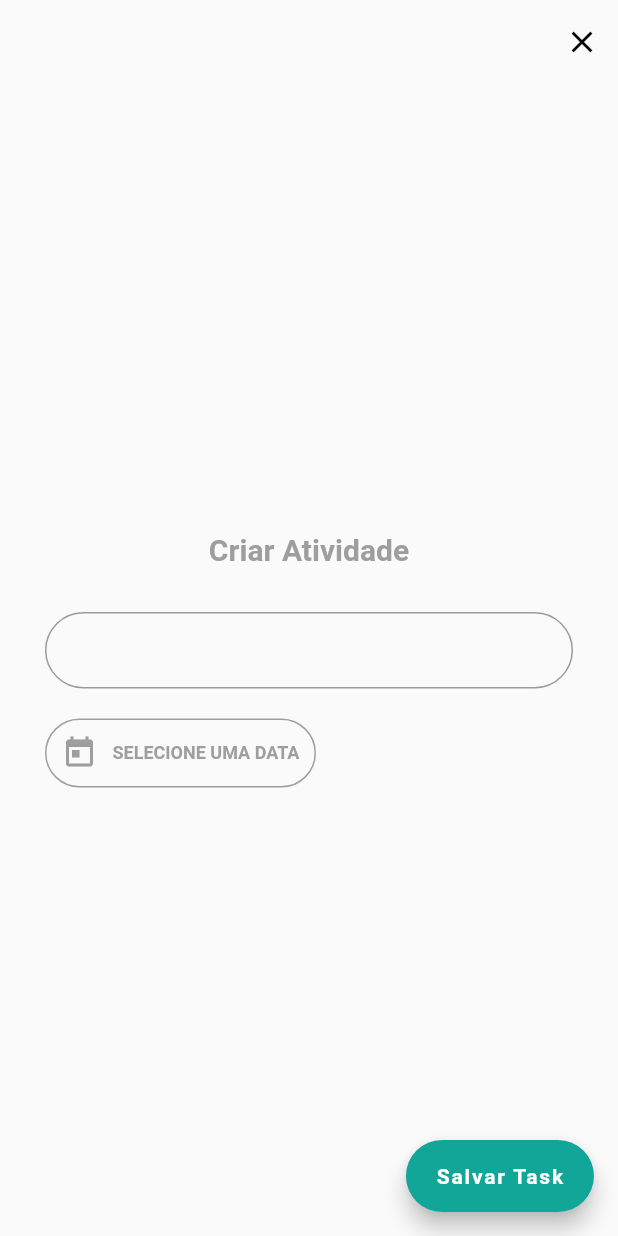
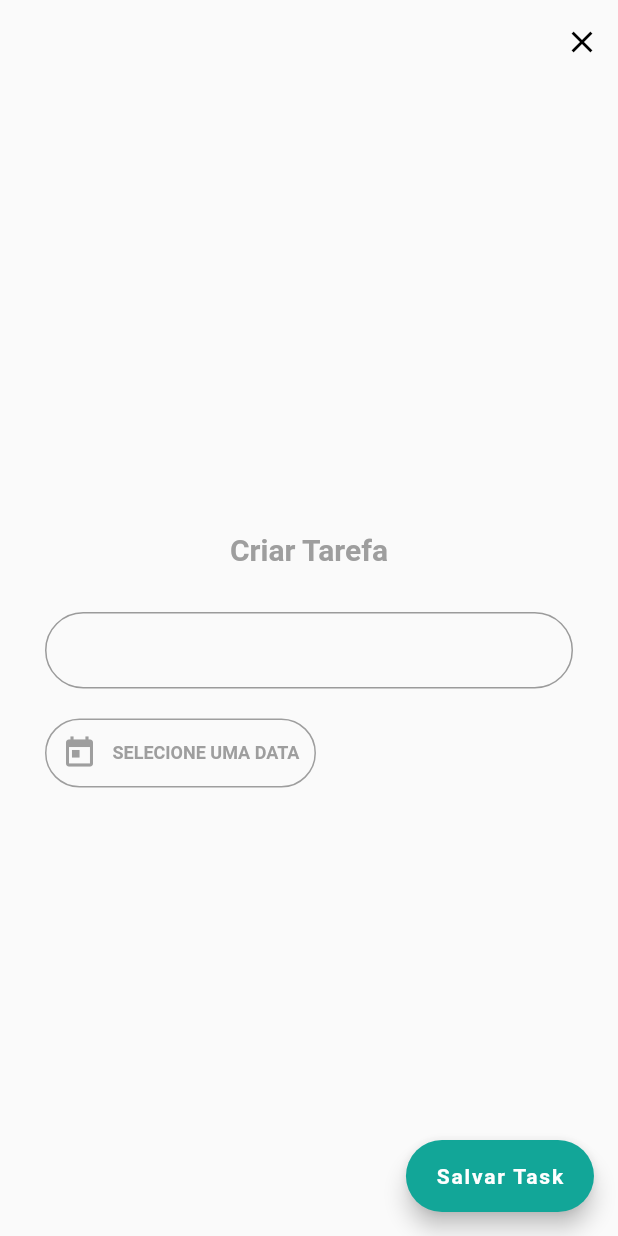
Before and after one commit to andreluizsimoes/todo_app, a Flutter app: the screen it shows once a user with an empty profile is signed in, after a tap on the "add" icon, on a phone screen of 412 x 824 dp. Run offline on Flutter 3.47's test engine with Material 2 defaults, Android fonts, the phone set to English and light mode, and no system bars; our stand-ins replace date_picker_timeline, firebase_auth, firebase_core, flutter_signin_button, google_fonts, google_sign_in and 3 more; missing offline and left inert: flutter_overlay_loader, validatorless; accounts and stored records are empty; network calls fail; Roboto replaces fonts that are missing (Mandali).

```diff
--- a/lib/app/app_widget.dart
+++ b/lib/app/app_widget.dart
@@ -37,6 +37,7 @@ class _AppWidgetState extends State<AppWidget> {
     return MaterialApp(
       title: 'ToDo List Provider',
       theme: TodoListUiConfig.theme,
+      debugShowCheckedModeBanner: false,
       navigatorKey: TodoListNavigator.navigatorKey,
       localizationsDelegates: [
         GlobalMaterialLocalizations.delegate,
--- a/lib/app/modules/auth/login/login_page.dart
+++ b/lib/app/modules/auth/login/login_page.dart
@@ -177,8 +177,7 @@ class _LoginPageState extends State<LoginPage> {
                                 context.read<LoginController>().googleLogin();
                               },
                             ),
-                            Expanded(
-                              child: Row(
+                            Row(
                               mainAxisAlignment: MainAxisAlignment.center,
                               children: [
                                 Text('Não tem conta?'),
@@ -193,7 +192,6 @@ class _LoginPageState extends State<LoginPage> {
                                           color: context.primaryColor),
                                     ))
                               ],
-                              ),
                             )
                           ],
                         ),
--- a/lib/app/modules/tasks/task_create_page.dart
+++ b/lib/app/modules/tasks/task_create_page.dart
@@ -80,7 +80,7 @@ class _TaskCreatePageState extends State<TaskCreatePage> {
               Align(
                 alignment: Alignment.center,
                 child: Text(
-                  'Criar Atividade',
+                  'Criar Tarefa',
                   style: context.titleStyle.copyWith(fontSize: 20),
                 ),
               ),
```
Also changed, not shown: lib/app/modules/tasks/widget/calendar_button.dart (+11 -0 lines). Lines whose indentation alone changed are shown as unchanged.
